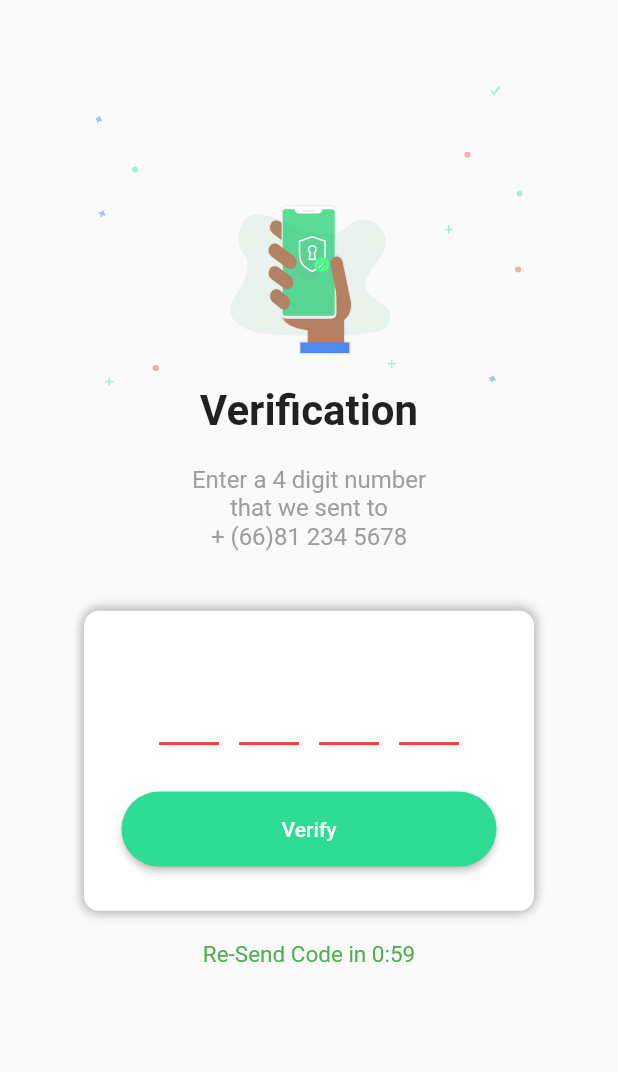
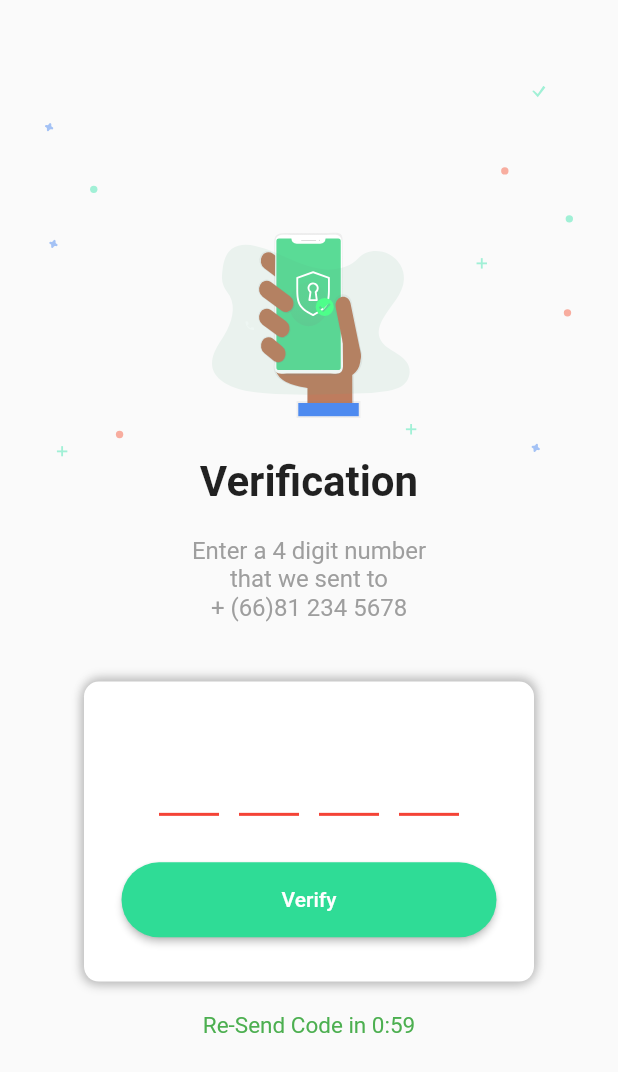
Before and after one commit to godprogrammer3/technician_app, a Flutter app: the screen it shows after launch, on a phone screen of 412 x 824 dp. Shown: the top 1072 px of the screen. Run offline on Flutter 3.47's test engine with Material 2 defaults, Android fonts, the phone set to English and light mode, and no system bars; drawn by our look-alikes of pin_code_fields; our stand-ins replace equatable, flutter_bloc, flutter_svg.

Commit message:
Update Image Display widget

```diff
--- a/lap_app/lib/main.dart
+++ b/lap_app/lib/main.dart
@@ -1,10 +1,15 @@
 import 'package:flutter/material.dart';
+import 'package:flutter/services.dart';
 import 'package:lap_app/ui/pages/pages.dart';
+import 'dart:async';
 
 
-
-void main() {
-  runApp(MyApp());
+void main() async {
+  WidgetsFlutterBinding.ensureInitialized();
+  SystemChrome.setPreferredOrientations([DeviceOrientation.portraitUp])
+    .then((_) {
+      runApp(new MyApp());
+    });
 }
 
 class MyApp extends StatelessWidget {
--- a/lap_app/lib/ui/pages/verify_otp_page.dart
+++ b/lap_app/lib/ui/pages/verify_otp_page.dart
@@ -31,11 +31,7 @@ class VerifyOtpPage extends StatelessWidget {
     return Row(mainAxisAlignment: MainAxisAlignment.center, children: <Widget>[
       Column(mainAxisAlignment: MainAxisAlignment.center, children: <Widget>[
         SizedBox(height: MediaQuery.of(context).size.height / 20.0),
-        Container(
-            width: MediaQuery.of(context).size.width - 70,
-            height: 200,
-            child:ImageDisplay(imageName:'top_verify_otp.svg'),
-        ),
+        ImageDisplay(imageName:'top_verify_otp.svg',width:MediaQuery.of(context).size.width*0.9,height:MediaQuery.of(context).size.height*0.3),
         Text(
           'Verification',
           style: TextStyle(fontWeight: FontWeight.bold, fontSize: 28.0),
--- a/lap_app/lib/ui/widget/imageDisplay.dart
+++ b/lap_app/lib/ui/widget/imageDisplay.dart
@@ -1,20 +1,59 @@
 import 'package:flutter/material.dart';
 import 'package:meta/meta.dart';
 import 'package:flutter_svg/flutter_svg.dart';
+
 class ImageDisplay extends StatelessWidget {
   final String imageName;
   final String assetPath = 'assets/images/';
-  const ImageDisplay({Key key,
-    @required this.imageName,
-  }) : super(key: key);
+  final double width;
+  final double height;
+  const ImageDisplay(
+      {Key key, @required this.imageName, this.width, this.height})
+      : super(key: key);
 
   @override
   Widget build(BuildContext context) {
-    if( imageName.contains(".svg")){
-       return SvgPicture.asset(assetPath+imageName, semanticsLabel: 'svg img',);
-    }else{
-      return Image.asset(assetPath+imageName,fit: BoxFit.contain,);
+    return LayoutBuilder(
+        builder: (BuildContext context, BoxConstraints constraints) {
+      if (width == null && height == null) {
+        return Container(
+          width: constraints.maxWidth,
+          height: constraints.maxHeight,
+          child: getImage(),
+        );
+      } else if (width == null) {
+        return Container(
+          width: constraints.maxWidth,
+          height: height,
+          child: getImage(),
+        );
+      } else if (height == null) {
+        return Container(
+          width: width,
+          height: constraints.maxHeight,
+          child: getImage(),
+        );
+      } else {
+        return Container(
+          width: this.width,
+          height: this.height,
+          child: getImage(),
+        );
+      }
+    });
+  }
+
+  Widget getImage() {
+    if (imageName.contains(".svg")) {
+      return SvgPicture.asset(
+        assetPath + imageName,
+        semanticsLabel: 'svg img',
+      );
+    } else {
+      return Image.asset(
+        assetPath + imageName,
+        fit: BoxFit.contain,
+      );
     }
   }
-
 }
```
